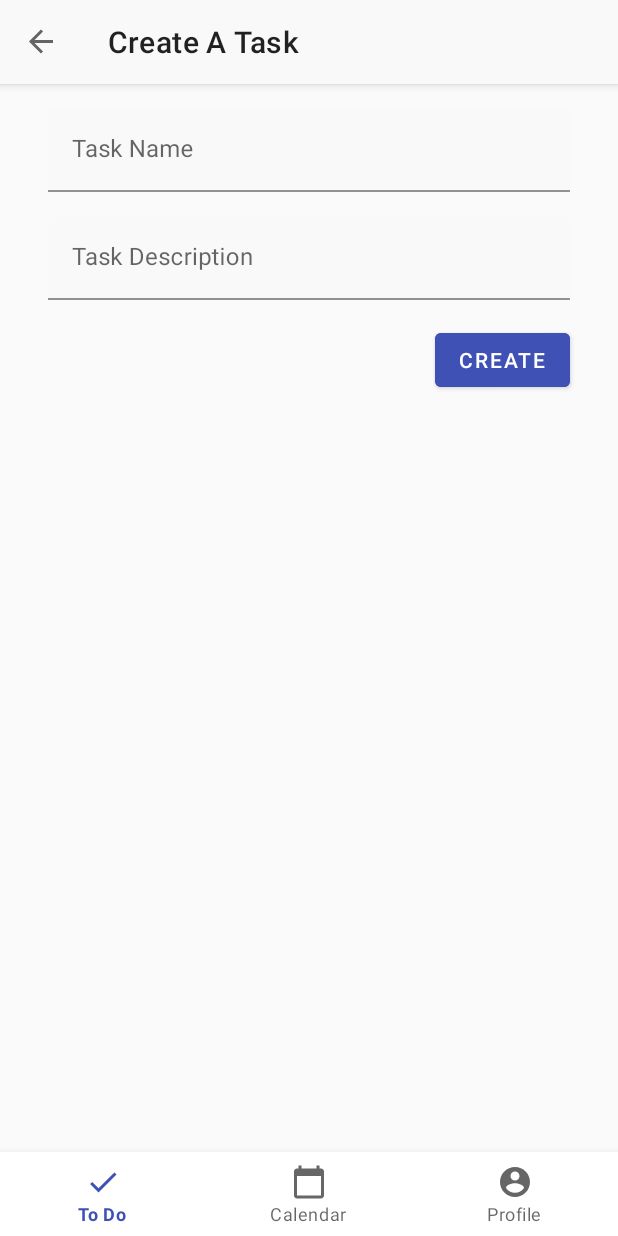
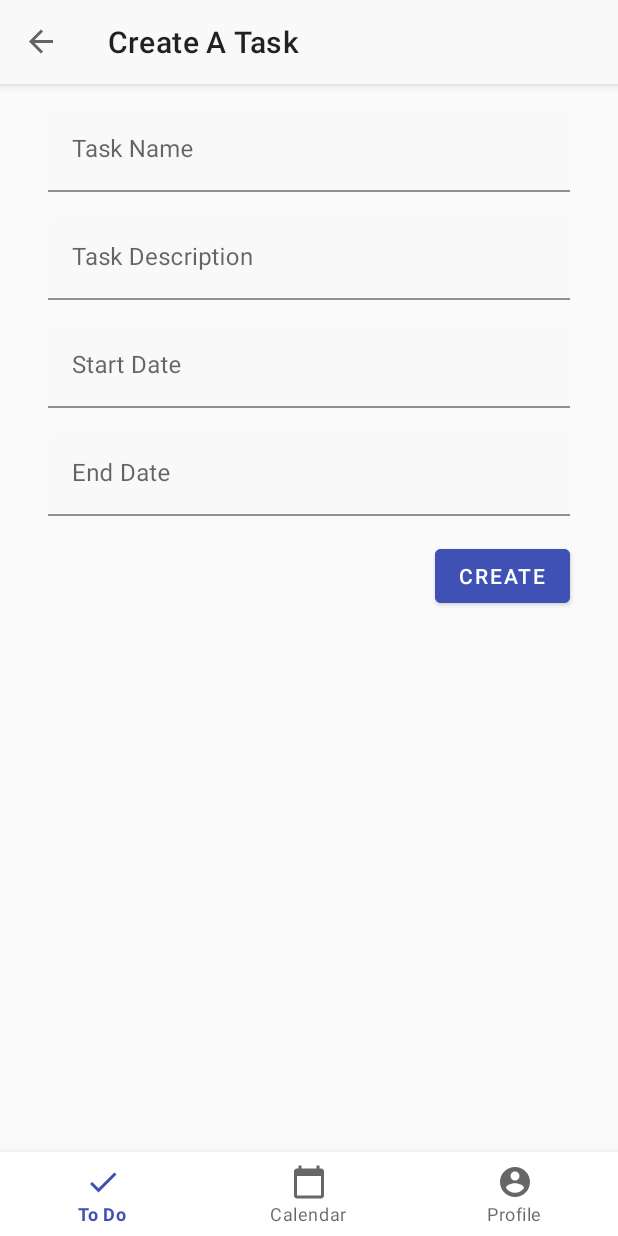
Before and after one commit to ntsummers1/Streaks, an Android app: the CreateTaskFragment screen opened through its navigation route, on a phone screen of 412 x 824 dp. Run offline under Robolectric (Android 15) with nearby library versions, the phone set to English and light mode, and no system bars; our stand-ins replace Dagger/Hilt's generated code, Room's generated code, navigation-ui; 1 statement that could not run was skipped.

Commit message:
Further update tasks to show on today's date for todo list

```diff
--- a/app/src/main/java/com/ntsummers1/streaks/data/dao/TaskDao.kt
+++ b/app/src/main/java/com/ntsummers1/streaks/data/dao/TaskDao.kt
@@ -3,6 +3,7 @@ package com.ntsummers1.streaks.data.dao
 import androidx.lifecycle.LiveData
 import androidx.room.*
 import com.ntsummers1.streaks.data.entity.Task
+import java.util.*
 
 
 @Dao
@@ -13,6 +14,9 @@ interface TaskDao {
     @Query("SELECT * FROM Task")
     fun findAll(): LiveData<List<Task>>
 
+    @Query("SELECT * FROM Task WHERE startDate <= :givenDate AND (endDate >=:givenDate OR endDate IS NULL)")
+    fun findByDate(givenDate: Date): LiveData<List<Task>>
+
     @Insert(onConflict = OnConflictStrategy.REPLACE)
     fun insert(task: Task?): Long
 
--- a/app/src/main/java/com/ntsummers1/streaks/data/repository/TaskRepository.kt
+++ b/app/src/main/java/com/ntsummers1/streaks/data/repository/TaskRepository.kt
@@ -2,6 +2,7 @@ package com.ntsummers1.streaks.data.repository
 
 import androidx.lifecycle.LiveData
 import com.ntsummers1.streaks.data.entity.Task
+import java.util.*
 
 
 interface TaskRepository{
@@ -9,6 +10,8 @@ interface TaskRepository{
 
     suspend fun findAll(): LiveData<List<Task>>
 
+    suspend fun findByDate(givenDate: Date): LiveData<List<Task>>
+
     suspend fun insert(task: Task?): Long
 
     suspend fun delete(task: Task?): Int
--- a/app/src/main/java/com/ntsummers1/streaks/data/repository/TaskRepositoryImpl.kt
+++ b/app/src/main/java/com/ntsummers1/streaks/data/repository/TaskRepositoryImpl.kt
@@ -4,6 +4,7 @@ import android.os.AsyncTask
 import androidx.lifecycle.LiveData
 import com.ntsummers1.streaks.data.dao.TaskDao
 import com.ntsummers1.streaks.data.entity.Task
+import java.util.*
 import javax.inject.Inject
 
 
@@ -17,6 +18,10 @@ class TaskRepositoryImpl @Inject constructor(taskDao: TaskDao) : TaskRepository
 
     override suspend fun findAll(): LiveData<List<Task>> {
         return taskDao.findAll()
+    }
+
+    override suspend fun findByDate(givenDate: Date): LiveData<List<Task>> {
+        return taskDao.findByDate(givenDate)
     }
 
     override suspend fun insert(task: Task?): Long {
--- a/app/src/main/java/com/ntsummers1/streaks/ui/tasks/CreateTaskFragment.kt
+++ b/app/src/main/java/com/ntsummers1/streaks/ui/tasks/CreateTaskFragment.kt
@@ -1,9 +1,11 @@
 package com.ntsummers1.streaks.ui.tasks
 
+import android.app.DatePickerDialog
 import android.os.Bundle
 import android.view.LayoutInflater
 import android.view.View
 import android.view.ViewGroup
+import android.widget.EditText
 import android.widget.TextView
 import androidx.fragment.app.Fragment
 import androidx.lifecycle.Observer
@@ -18,6 +20,8 @@ import com.ntsummers1.streaks.data.entity.Task
 import kotlinx.android.synthetic.main.fragment_create_task.*
 import kotlinx.coroutines.GlobalScope
 import kotlinx.coroutines.launch
+import java.text.SimpleDateFormat
+import java.util.*
 import javax.inject.Inject
 
 class CreateTaskFragment : Fragment() {
@@ -29,6 +33,12 @@ class CreateTaskFragment : Fragment() {
     private var addTaskButton: MaterialButton? = null
     private var createTaskTitle: TextInputEditText? = null
     private var createTaskDescription: TextInputEditText? = null
+
+    lateinit var createTaskStartDate: TextInputEditText
+    lateinit var createTaskStartDateCalendar: Calendar
+
+    lateinit var createTaskEndDate: TextInputEditText
+    lateinit var createTaskEndDateCalendar: Calendar
 
     override fun onCreateView(
         inflater: LayoutInflater,
@@ -43,6 +53,42 @@ class CreateTaskFragment : Fragment() {
         addTaskButton = root.findViewById(R.id.add_task)
         createTaskTitle = root.findViewById(R.id.create_task_title_input)
         createTaskDescription = root.findViewById(R.id.create_task_description_input)
+
+        createTaskStartDateCalendar = Calendar.getInstance()
+        createTaskStartDate = root.findViewById(R.id.create_task_start_date_input)
+
+        val startDate = DatePickerDialog.OnDateSetListener { view, year, monthOfYear, dayOfMonth ->
+            createTaskStartDateCalendar.set(Calendar.YEAR, year)
+            createTaskStartDateCalendar.set(Calendar.MONTH, monthOfYear)
+            createTaskStartDateCalendar.set(Calendar.DAY_OF_MONTH, dayOfMonth)
+            updateLabel(createTaskStartDate, createTaskStartDateCalendar)
+        }
+
+        createTaskStartDate.setOnClickListener {
+            DatePickerDialog(context, startDate,
+                createTaskStartDateCalendar.get(Calendar.YEAR),
+                createTaskStartDateCalendar.get(Calendar.MONTH),
+                createTaskStartDateCalendar.get(Calendar.DAY_OF_MONTH)
+            ).show()
+        }
+
+        createTaskEndDateCalendar = Calendar.getInstance()
+        createTaskEndDate = root.findViewById(R.id.create_task_end_date_input)
+
+        val endDate = DatePickerDialog.OnDateSetListener { view, year, monthOfYear, dayOfMonth ->
+            createTaskEndDateCalendar.set(Calendar.YEAR, year)
+            createTaskEndDateCalendar.set(Calendar.MONTH, monthOfYear)
+            createTaskEndDateCalendar.set(Calendar.DAY_OF_MONTH, dayOfMonth)
+            updateLabel(createTaskEndDate, createTaskEndDateCalendar)
+        }
+
+        createTaskEndDate.setOnClickListener {
+            DatePickerDialog(context, endDate,
+                createTaskEndDateCalendar.get(Calendar.YEAR),
+                createTaskEndDateCalendar.get(Calendar.MONTH),
+                createTaskEndDateCalendar.get(Calendar.DAY_OF_MONTH)
+            ).show()
+        }
 
         return root
     }
@@ -61,14 +107,25 @@ class CreateTaskFragment : Fragment() {
 
             val title = createTaskTitle?.text.toString()
             val description = createTaskDescription?.text?.toString()
+            val startDate = createTaskStartDateCalendar.time
+            val endDate = createTaskEndDateCalendar.time
 
             if (!title.isNullOrEmpty()) {
                 GlobalScope.launch {
-                    viewModel.insertTask(Task(title))
+                    val task = Task(title, startDate)
+                    if (!description.isNullOrEmpty()) task.setDescription(description)
+                    if (endDate != null) task.setEndDate(endDate)
+                    viewModel.insertTask(task)
                 }
                 view?.findNavController()?.
                     navigate(R.id.action_navigation_create_task_to_navigation_todo)
             }
         }
     }
+
+    private fun updateLabel(date: TextInputEditText, calendar: Calendar) {
+        val myFormat = "MM/dd/yy"
+        val sdf = SimpleDateFormat(myFormat, Locale.US)
+        date.setText(sdf.format(calendar.getTime()))
+    }
 }
--- a/app/src/main/java/com/ntsummers1/streaks/ui/todo/TodoFragment.kt
+++ b/app/src/main/java/com/ntsummers1/streaks/ui/todo/TodoFragment.kt
@@ -4,11 +4,14 @@ import android.app.DatePickerDialog
 import android.app.DatePickerDialog.OnDateSetListener
 import android.graphics.drawable.ClipDrawable.HORIZONTAL
 import android.os.Bundle
+import android.util.Log
 import android.view.LayoutInflater
 import android.view.View
 import android.view.ViewGroup
+import android.widget.Button
 import android.widget.EditText
 import androidx.fragment.app.Fragment
+import androidx.lifecycle.LiveData
 import androidx.lifecycle.Observer
 import androidx.lifecycle.ViewModelProviders
 import androidx.navigation.findNavController
@@ -18,6 +21,7 @@ import androidx.recyclerview.widget.LinearSnapHelper
 import com.google.android.material.floatingactionbutton.FloatingActionButton
 import com.ntsummers1.streaks.MainActivity
 import com.ntsummers1.streaks.R
+import com.ntsummers1.streaks.data.entity.Task
 import kotlinx.android.synthetic.main.fragment_todo.*
 import kotlinx.coroutines.Dispatchers
 import kotlinx.coroutines.GlobalScope
@@ -31,10 +35,14 @@ class TodoFragment : Fragment() {
     private var taskAdapter = TaskRecyclerViewAdapter()
     lateinit var editText: EditText
     lateinit var myCalendar: Calendar
+    lateinit var dateBackButton: Button
+    lateinit var dateForwardButton: Button
 
     @Inject
     lateinit var toDoViewModelFactory: ToDoViewModelFactory
     lateinit var viewModel: TodoViewModel
+
+    lateinit var todoDate: LiveData<Calendar>
 
     override fun onCreateView(
         inflater: LayoutInflater,
@@ -75,6 +83,17 @@ class TodoFragment : Fragment() {
             ).show()
         }
 
+        dateBackButton = root.findViewById(R.id.todo_date_back) as Button
+        dateForwardButton = root.findViewById(R.id.todo_date_forward) as Button
+
+        dateBackButton.setOnClickListener {
+            moveDateBackward()
+        }
+
+        dateForwardButton.setOnClickListener {
+            moveDateForward()
+        }
+
         return root
     }
 
@@ -100,10 +119,9 @@ class TodoFragment : Fragment() {
     }
 
     private fun initUI() = GlobalScope.launch(Dispatchers.Main) {
-        val tasks = viewModel.tasks.await()
+        val tasks = viewModel.findByDate(myCalendar.time).await()
 
         tasks.observe(this@TodoFragment, Observer {
-            if (it == null) return@Observer
             taskAdapter.updateTasks(it)
         })
     }
@@ -113,4 +131,14 @@ class TodoFragment : Fragment() {
         val sdf = SimpleDateFormat(myFormat, Locale.US)
         editText.setText(sdf.format(myCalendar.getTime()))
     }
+
+    private fun moveDateForward() {
+        myCalendar.add(Calendar.DAY_OF_MONTH, 1)
+        updateLabel()
+    }
+
+    private fun moveDateBackward() {
+        myCalendar.add(Calendar.DAY_OF_MONTH, -1)
+        updateLabel()
+    }
 }
--- a/app/src/main/java/com/ntsummers1/streaks/ui/todo/TodoViewModel.kt
+++ b/app/src/main/java/com/ntsummers1/streaks/ui/todo/TodoViewModel.kt
@@ -8,12 +8,23 @@ import androidx.lifecycle.ViewModelProvider
 import com.ntsummers1.streaks.data.entity.Task
 import com.ntsummers1.streaks.data.repository.TaskRepository
 import com.ntsummers1.streaks.utils.lazyDeferred
+import kotlinx.coroutines.Deferred
+import kotlinx.coroutines.GlobalScope
+import kotlinx.coroutines.async
+import kotlinx.coroutines.launch
+import java.util.*
 import javax.inject.Inject
 
 class TodoViewModel(private val taskRepository: TaskRepository) : ViewModel() {
 
     val tasks by lazyDeferred {
         taskRepository.findAll()
+    }
+
+    suspend fun findByDate(givenDate: Date): Deferred<LiveData<List<Task>>> {
+        return GlobalScope.async {
+            taskRepository.findByDate(givenDate)
+        }
     }
 
     suspend fun deleteTasks() {
--- a/app/src/main/res/layout/fragment_create_task.xml
+++ b/app/src/main/res/layout/fragment_create_task.xml
@@ -52,6 +52,44 @@
 
         </com.google.android.material.textfield.TextInputLayout>
 
+        <com.google.android.material.textfield.TextInputLayout
+            android:id="@+id/create_task_start_date"
+            android:layout_width="match_parent"
+            android:layout_height="wrap_content"
+            android:layout_row="1"
+            android:hint="Start Date"
+            android:layout_marginBottom="@dimen/activity_horizontal_margin"
+            app:endIconMode="clear_text">
+
+            <com.google.android.material.textfield.TextInputEditText
+                android:id="@+id/create_task_start_date_input"
+                android:layout_width="match_parent"
+                android:layout_height="wrap_content"
+                android:clickable="true"
+                android:focusable="false"
+                android:inputType="none"/>
+
+        </com.google.android.material.textfield.TextInputLayout>
+
+        <com.google.android.material.textfield.TextInputLayout
+            android:id="@+id/create_task_end_date"
+            android:layout_width="match_parent"
+            android:layout_height="wrap_content"
+            android:layout_row="1"
+            android:hint="End Date"
+            android:layout_marginBottom="@dimen/activity_horizontal_margin"
+            app:endIconMode="clear_text">
+
+            <com.google.android.material.textfield.TextInputEditText
+                android:id="@+id/create_task_end_date_input"
+                android:layout_width="match_parent"
+                android:layout_height="wrap_content"
+                android:clickable="true"
+                android:focusable="false"
+                android:inputType="none"/>
+
+        </com.google.android.material.textfield.TextInputLayout>
+
         <com.google.android.material.button.MaterialButton
             android:id="@+id/add_task"
             android:layout_width="wrap_content"
@@ -61,5 +99,7 @@
             android:text="@string/create_task_create_button"
             android:backgroundTint="@color/color_primary"
             app:tint ="@color/white"/>
+
+
     </GridLayout>
 </LinearLayout>
--- a/app/src/main/res/layout/fragment_todo.xml
+++ b/app/src/main/res/layout/fragment_todo.xml
@@ -49,6 +49,7 @@
                 android:layout_marginEnd="@dimen/activity_vertical_margin">
 
                 <Button
+                    android:id="@+id/todo_date_back"
                     android:layout_width="wrap_content"
                     android:layout_height="wrap_content"
                     android:text="left"
@@ -64,6 +65,7 @@
                     android:textColor="@color/color_primary"/>
 
                 <Button
+                    android:id="@+id/todo_date_forward"
                     android:layout_width="wrap_content"
                     android:layout_height="wrap_content"
                     android:text="right"
```
